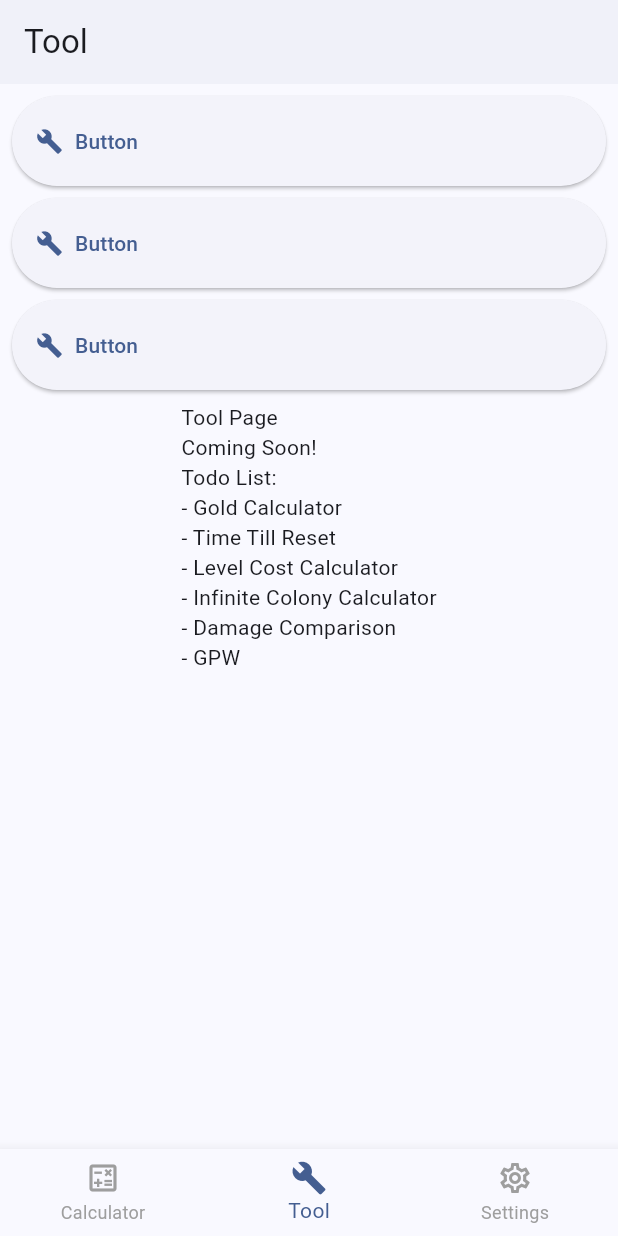
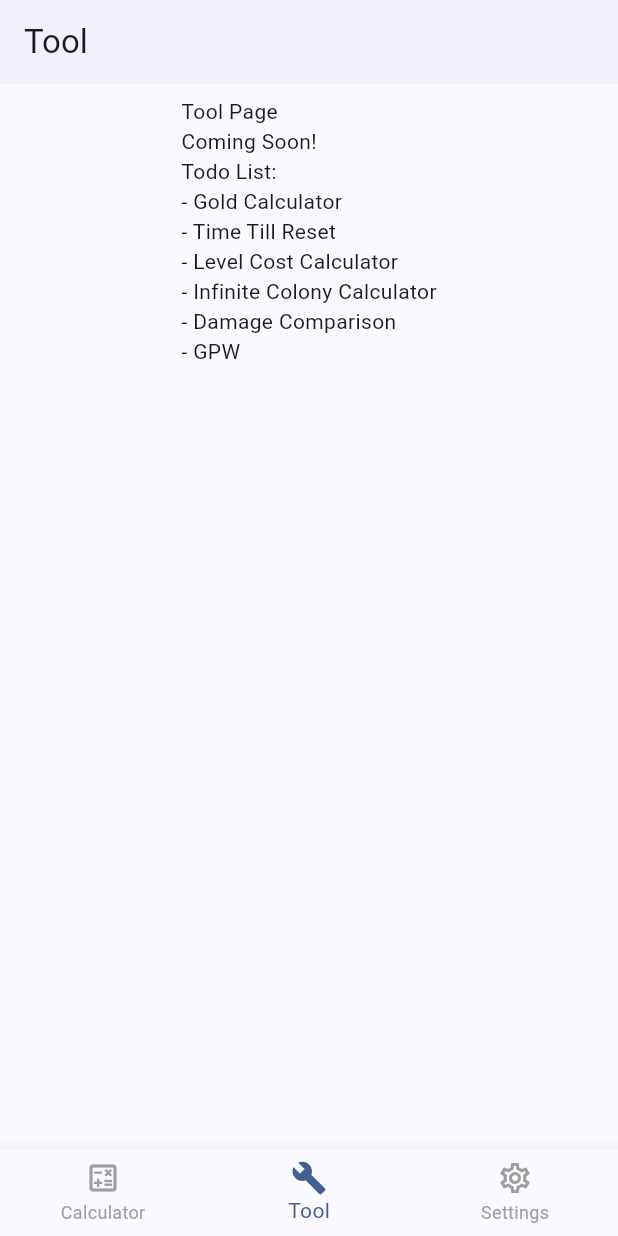
Before and after one commit to FnxAg/GrowCastleCalculator, a Flutter app: the screen it shows after launch, swiped to page 2, on a phone screen of 412 x 824 dp. Run offline on Flutter 3.47's test engine with Material 3 defaults, Android fonts, the phone set to English and light mode, and no system bars; drawn by our look-alikes of dynamic_color; our stand-ins replace get, shared_preferences.

Commit message:
release v1.0.1

```diff
--- a/lib/pages/settings_page.dart
+++ b/lib/pages/settings_page.dart
@@ -160,7 +160,7 @@ class _SettingsPageState extends State<SettingsPage> {
                     applicationName: AppLocalizations.of(context)!.appName,
                     applicationVersion: AppLocalizations.of(
                       context,
-                    )!.appVersion('1.0.0'),
+                    )!.appVersion('1.0.1'),
                     applicationIcon: const Icon(Icons.calculate),
                     applicationLegalese: AppLocalizations.of(
                       context,
--- a/lib/pages/tool_page.dart
+++ b/lib/pages/tool_page.dart
@@ -22,54 +22,54 @@ class _ToolPageState extends State<ToolPage> {
         child: ListView(
           shrinkWrap: true,
           children: [
-            SizedBox(
-              width: double.infinity,
-              child: ElevatedButton.icon(
-                style: ElevatedButton.styleFrom(
-                  alignment: Alignment.centerLeft,
-                  padding: const EdgeInsets.symmetric(
-                    horizontal: 16,
-                    vertical: 20,
-                  ),
-                ),
-                icon: Icon(Icons.build),
-                label: Text('Button'),
-                onPressed: () {},
-              ),
-            ),
-            SizedBox(height: 8),
-            SizedBox(
-              width: double.infinity,
-              child: ElevatedButton.icon(
-                style: ElevatedButton.styleFrom(
-                  alignment: Alignment.centerLeft,
-                  padding: const EdgeInsets.symmetric(
-                    horizontal: 16,
-                    vertical: 20,
-                  ),
-                ),
-                icon: Icon(Icons.build),
-                label: Text('Button'),
-                onPressed: () {},
-              ),
-            ),
-            SizedBox(height: 8),
-            SizedBox(
-              width: double.infinity,
-              child: ElevatedButton.icon(
-                style: ElevatedButton.styleFrom(
-                  alignment: Alignment.centerLeft,
-                  padding: const EdgeInsets.symmetric(
-                    horizontal: 16,
-                    vertical: 20,
-                  ),
-                ),
-                icon: Icon(Icons.build),
-                label: Text('Button'),
-                onPressed: () {},
-              ),
-            ),
-            SizedBox(height: 8),
+            // SizedBox(
+            //   width: double.infinity,
+            //   child: ElevatedButton.icon(
+            //     style: ElevatedButton.styleFrom(
+            //       alignment: Alignment.centerLeft,
+            //       padding: const EdgeInsets.symmetric(
+            //         horizontal: 16,
+            //         vertical: 20,
+            //       ),
+            //     ),
+            //     icon: Icon(Icons.build),
+            //     label: Text('Button'),
+            //     onPressed: () {},
+            //   ),
+            // ),
+            // SizedBox(height: 8),
+            // SizedBox(
+            //   width: double.infinity,
+            //   child: ElevatedButton.icon(
+            //     style: ElevatedButton.styleFrom(
+            //       alignment: Alignment.centerLeft,
+            //       padding: const EdgeInsets.symmetric(
+            //         horizontal: 16,
+            //         vertical: 20,
+            //       ),
+            //     ),
+            //     icon: Icon(Icons.build),
+            //     label: Text('Button'),
+            //     onPressed: () {},
+            //   ),
+            // ),
+            // SizedBox(height: 8),
+            // SizedBox(
+            //   width: double.infinity,
+            //   child: ElevatedButton.icon(
+            //     style: ElevatedButton.styleFrom(
+            //       alignment: Alignment.centerLeft,
+            //       padding: const EdgeInsets.symmetric(
+            //         horizontal: 16,
+            //         vertical: 20,
+            //       ),
+            //     ),
+            //     icon: Icon(Icons.build),
+            //     label: Text('Button'),
+            //     onPressed: () {},
+            //   ),
+            // ),
+            // SizedBox(height: 8),
             Center(child: Text(AppLocalizations.of(context)!.todo)),
           ],
         ),
```
Also changed, not shown: 1 other file.
